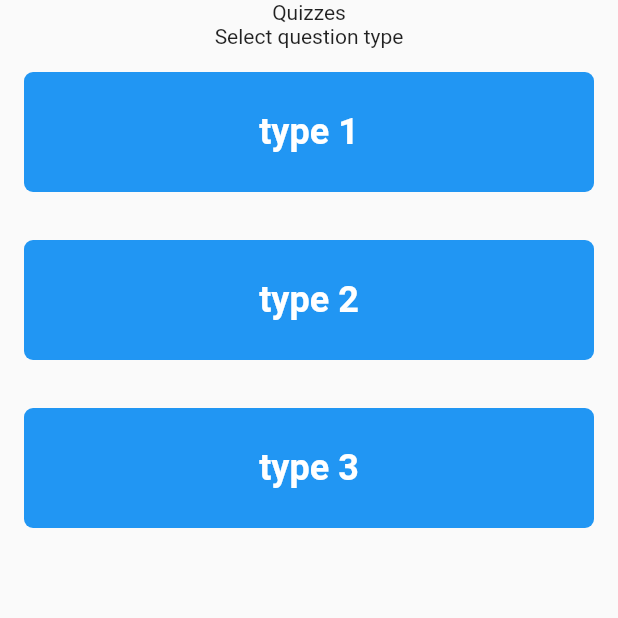
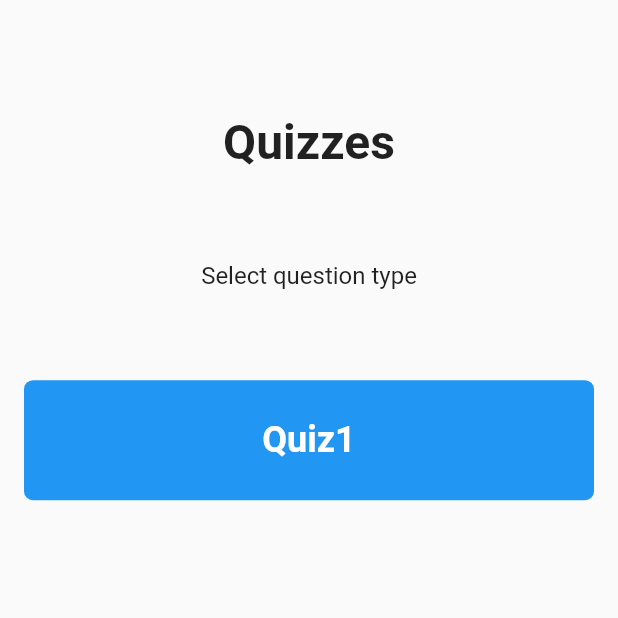
Before and after one commit to Davenchy/bool_quizzes, a Flutter app: the screen it shows after launch, on a phone screen of 412 x 824 dp, the top half of it. Run offline on Flutter 3.47's test engine with Material 2 defaults, Android fonts, the phone set to English and light mode, and no system bars; our stand-ins replace shared_preferences.

Commit message:
- update routes by adding routeName to each screen and arguments if required - create Quiz class to contain all quiz info and questions - update CustomButton to modifiy height and radius - update home view ui - update quiz view ui

```diff
--- a/lib/components/custom_button.dart
+++ b/lib/components/custom_button.dart
@@ -7,24 +7,27 @@ class CustomButton extends StatelessWidget {
     this.textColor = Colors.white,
     required this.label,
     required this.onPressed,
+    this.height,
+    this.radius,
   }) : super(key: key);
 
   final Color color;
   final Color textColor;
   final String label;
   final VoidCallback onPressed;
+  final double? height;
+  final double? radius;
 
   @override
   Widget build(BuildContext context) {
     return GestureDetector(
       onTap: onPressed,
       child: Container(
-        margin: const EdgeInsets.all(16),
-        height: 80,
+        height: height ?? 80,
         width: double.infinity,
         decoration: BoxDecoration(
           color: color,
-          borderRadius: BorderRadius.circular(6),
+          borderRadius: BorderRadius.circular(radius ?? 6),
         ),
         alignment: Alignment.center,
         child: Text(
--- /dev/null
+++ b/lib/utils/quiz.dart
@@ -0,0 +1,13 @@
+import 'question.dart';
+
+class Quiz {
+  const Quiz({
+    required this.name,
+    required this.questions,
+  });
+
+  final String name;
+  final List<Question> questions;
+
+  int get totalQuestions => questions.length;
+}
--- /dev/null
+++ b/lib/utils/quizzes.dart
@@ -0,0 +1,12 @@
+import 'quiz.dart';
+import 'question.dart';
+
+const List<Quiz> kQuizzes = [
+  Quiz(
+    name: 'Quiz1',
+    questions: [
+      Question(text: 'this is question 1', answer: true),
+      Question(text: 'this is question 2', answer: true),
+    ],
+  ),
+];
--- a/lib/views/home_view.dart
+++ b/lib/views/home_view.dart
@@ -1,49 +1,83 @@
 import 'package:flutter/material.dart';
-import 'package:shared_preferences/shared_preferences.dart';
 
+import 'quiz_view.dart';
+import '../utils/quizzes.dart';
 import '../components/custom_button.dart';
+import 'view_arguments/quiz_view_arguments.dart';
 
 class HomeView extends StatelessWidget {
   const HomeView({Key? key}) : super(key: key);
 
+  static const String routeName = '/';
+
   @override
   Widget build(BuildContext context) {
     return Scaffold(
-      body: Center(
+      body: SafeArea(
+        child: Padding(
+          padding: const EdgeInsets.all(16.0),
+          child: Center(
             child: Column(
+              mainAxisAlignment: MainAxisAlignment.spaceEvenly,
               children: [
                 const Text(
                   'Quizzes',
+                  style: TextStyle(
+                    fontSize: 32,
+                    fontWeight: FontWeight.bold,
                   ),
-            const Text('Select question type'),
-            FutureBuilder<SharedPreferences>(
-              future: SharedPreferences.getInstance(),
-              builder: (context, snapshot) {
-                if (snapshot.hasData) {
-                  final double? score = snapshot.data!.getDouble('score');
-
-                  if (score == null) {
-                    return Container();
-                  } else {
-                    return Text('latest score is ${score * 100}%');
-                  }
-                }
-                return Container();
+                ),
+                const Text(
+                  'Select question type',
+                  style: TextStyle(
+                    fontSize: 16,
+                  ),
+                ),
+                SizedBox(
+                  height: MediaQuery.of(context).size.height * 0.6,
+                  child: ListView.builder(
+                    itemCount: kQuizzes.length,
+                    itemBuilder: (context, index) {
+                      final quiz = kQuizzes[index];
+                      return CustomButton(
+                        label: quiz.name,
+                        onPressed: () {
+                          Navigator.pushNamed(
+                            context,
+                            QuizView.routeName,
+                            arguments: QuizViewArguments(quiz: quiz),
+                          );
+                        },
+                      );
                     },
                   ),
-            CustomButton(
-                label: 'type 1', onPressed: () => start(context, 'type1')),
-            CustomButton(
-                label: 'type 2', onPressed: () => start(context, 'type1')),
-            CustomButton(
-                label: 'type 3', onPressed: () => start(context, 'type1')),
+                ),
+                // FutureBuilder<SharedPreferences>(
+                //   future: SharedPreferences.getInstance(),
+                //   builder: (context, snapshot) {
+                //     if (snapshot.hasData) {
+                //       final double? score = snapshot.data!.getDouble('score');
+
+                //       if (score == null) {
+                //         return Container();
+                //       } else {
+                //         return Text('latest score is ${score * 100}%');
+                //       }
+                //     }
+                //     return Container();
+                //   },
+                // ),
+                // CustomButton(
+                //     label: 'type 1', onPressed: () => start(context, 'type1')),
+                // CustomButton(
+                //     label: 'type 2', onPressed: () => start(context, 'type1')),
+                // CustomButton(
+                //     label: 'type 3', onPressed: () => start(context, 'type1')),
               ],
+            ),
+          ),
         ),
       ),
     );
   }
-
-  start(BuildContext context, String type) {
-    Navigator.pushNamed(context, '/questions', arguments: type);
 }
-}
--- /dev/null
+++ b/lib/views/view_arguments/quiz_view_arguments.dart
@@ -0,0 +1,7 @@
+import '../../utils/quiz.dart';
+
+class QuizViewArguments {
+  const QuizViewArguments({required this.quiz});
+
+  final Quiz quiz;
+}
--- /dev/null
+++ b/lib/views/view_arguments/results_view_arguments.dart
@@ -0,0 +1,9 @@
+class ResultsViewArguments {
+  const ResultsViewArguments({
+    required this.correctAnswers,
+    required this.totalAnswers,
+  });
+
+  final int correctAnswers;
+  final int totalAnswers;
+}
```
Also changed, not shown: lib/src/app.dart (+17 -4 lines), lib/utils/questions.dart (deleted, +0 -8 lines), lib/views/quiz_view.dart (+83 -13 lines), lib/views/results_view.dart (+18 -7 lines), lib/utils/question.dart (line endings or trailing spaces). Lines whose indentation alone changed are shown as unchanged.
